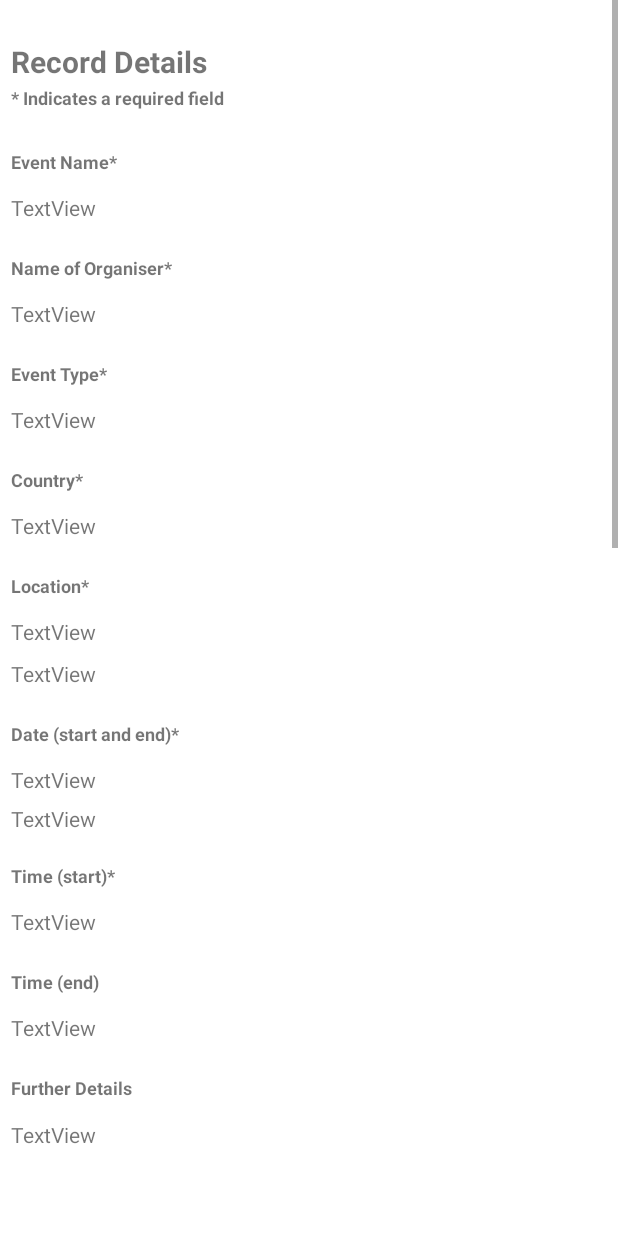
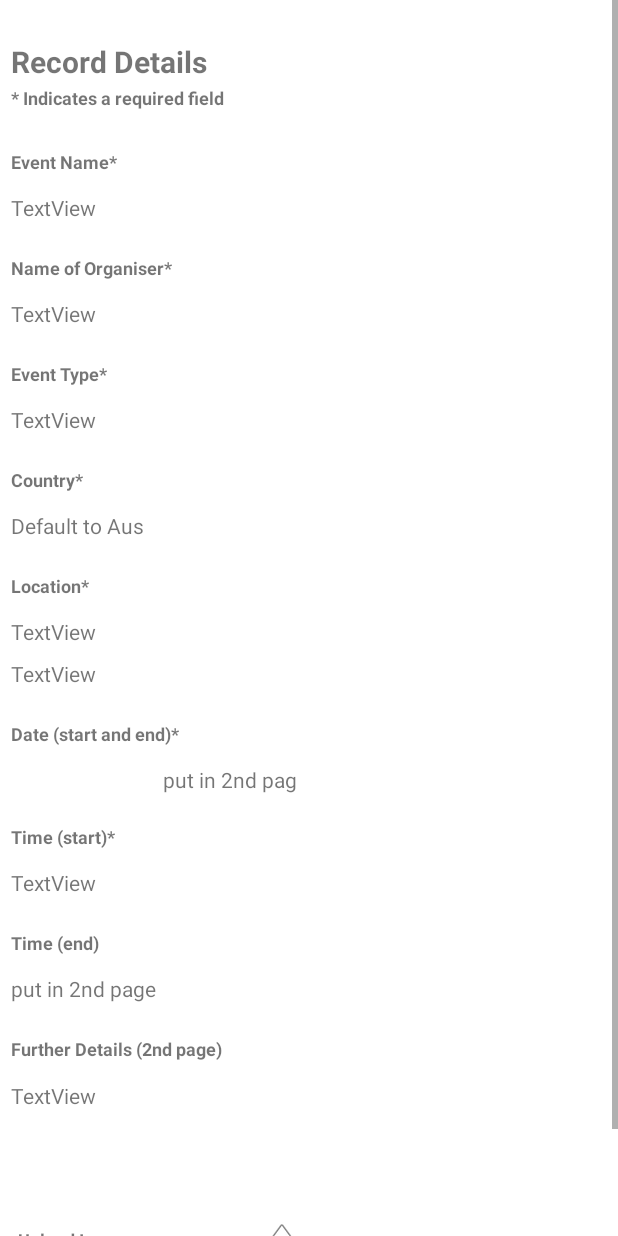
Before and after one commit to Cosmo-Yan/infs3605_group_project, an Android app: the layout form.xml on its own in the app's theme, with its tools: preview values and no code run, on a phone screen of 412 x 824 dp. Run offline under Robolectric (Android 15) with nearby library versions, the light colour scheme and no system bars.

Commit message:
Incomplete:
- Colouring the borders of txtviews
- dropdown boxes
- Changing the text to input text fields
- scrolling (somewhat complete)
- drawer
- Constraints (somewhat complete)
- Compile (done)
- Colouring the app (sort of done)

```diff
--- a/app/src/main/java/com/example/infs3605_group_project/MainActivity.java
+++ b/app/src/main/java/com/example/infs3605_group_project/MainActivity.java
@@ -9,6 +9,6 @@ public class MainActivity extends AppCompatActivity {
     @Override
     protected void onCreate(Bundle savedInstanceState) {
         super.onCreate(savedInstanceState);
-        setContentView(R.layout.activity_main);
+        setContentView(R.layout.form);
     }
 }
--- a/app/src/main/res/layout/form.xml
+++ b/app/src/main/res/layout/form.xml
@@ -8,8 +8,8 @@
     <ScrollView
         android:layout_width="match_parent"
         android:layout_height="match_parent"
-        tools:layout_editor_absoluteX="0dp"
-        tools:layout_editor_absoluteY="214dp">
+        tools:layout_editor_absoluteX="-16dp"
+        tools:layout_editor_absoluteY="0dp">
 
         <LinearLayout
             android:layout_width="match_parent"
@@ -123,7 +123,7 @@
                 android:layout_width="194dp"
                 android:layout_height="28dp"
                 android:layout_marginStart="7dp"
-                android:text="TextView"
+                android:text="Default to Aus"
                 app:layout_constraintEnd_toEndOf="@+id/tvCountry"
                 app:layout_constraintStart_toStartOf="parent"
                 app:layout_constraintTop_toBottomOf="@+id/tvCountry" />
@@ -168,9 +168,20 @@
                 android:layout_marginTop="13dp"
                 android:text="Date (start and end)*"
                 android:textSize="12sp"
-                android:textStyle="bold"
-                app:layout_constraintStart_toStartOf="parent"
-                app:layout_constraintTop_toBottomOf="@+id/tvLocation3" />
+                android:textStyle="bold" />
+
+            <androidx.constraintlayout.widget.ConstraintLayout
+                android:layout_width="match_parent"
+                android:layout_height="match_parent">
+
+                <TextView
+                    android:id="@+id/tvDateEnd"
+                    android:layout_width="94dp"
+                    android:layout_height="26dp"
+                    android:layout_marginStart="7dp"
+                    android:text="put in 2nd pag"
+                    app:layout_constraintStart_toEndOf="@+id/tvDateStart"
+                    app:layout_constraintTop_toTopOf="parent" />
 
                 <TextView
                     android:id="@+id/tvDateStart"
@@ -178,19 +189,10 @@
                     android:layout_height="26dp"
                     android:layout_marginStart="7dp"
                     android:layout_marginEnd="7dp"
-                android:text="TextView"
                     app:layout_constraintEnd_toStartOf="@+id/tvDateEnd"
                     app:layout_constraintStart_toStartOf="parent"
-                app:layout_constraintTop_toBottomOf="@+id/tvDateBoth" />
-
-            <TextView
-                android:id="@+id/tvDateEnd"
-                android:layout_width="94dp"
-                android:layout_height="26dp"
-                android:layout_marginStart="7dp"
-                android:text="TextView"
-                app:layout_constraintStart_toEndOf="@+id/tvDateStart"
-                app:layout_constraintTop_toBottomOf="@+id/tvDateBoth" />
+                    app:layout_constraintTop_toTopOf="parent" />
+            </androidx.constraintlayout.widget.ConstraintLayout>
 
             <TextView
                 android:id="@+id/tvStartTime"
@@ -231,7 +233,7 @@
                 android:layout_width="194dp"
                 android:layout_height="28dp"
                 android:layout_marginStart="7dp"
-                android:text="TextView"
+                android:text="put in 2nd page"
                 app:layout_constraintStart_toStartOf="parent"
                 app:layout_constraintTop_toBottomOf="@+id/tvEndTime" />
 
@@ -241,7 +243,7 @@
                 android:layout_height="30dp"
                 android:layout_marginStart="7dp"
                 android:layout_marginTop="13dp"
-                android:text="Further Details"
+                android:text="Further Details (2nd page)"
                 android:textSize="12sp"
                 android:textStyle="bold"
                 app:layout_constraintStart_toStartOf="parent"
@@ -257,18 +259,9 @@
                 app:layout_constraintStart_toStartOf="parent"
                 app:layout_constraintTop_toBottomOf="@+id/tvFurtherDetails" />
 
-            <TextView
-                android:id="@+id/imgUpload"
-                android:layout_width="195dp"
-                android:layout_height="48dp"
-                android:layout_marginStart="8dp"
-                android:layout_marginTop="13dp"
-                android:text="Upload Image"
-                android:textSize="12sp"
-                android:textStyle="bold"
-                app:layout_constraintEnd_toEndOf="@+id/tvFurtherDetails2"
-                app:layout_constraintStart_toStartOf="parent"
-                app:layout_constraintTop_toBottomOf="@+id/tvFurtherDetails2" />
+            <androidx.constraintlayout.widget.ConstraintLayout
+                android:layout_width="match_parent"
+                android:layout_height="wrap_content">
 
                 <ImageView
                     android:id="@+id/UploadIcon"
@@ -280,29 +273,51 @@
                     app:layout_constraintTop_toTopOf="@+id/imgUpload"
                     app:srcCompat="@android:drawable/ic_menu_upload" />
 
+                <TextView
+                    android:id="@+id/imgUpload"
+                    android:layout_width="0dp"
+                    android:layout_height="wrap_content"
+                    android:layout_marginStart="12dp"
+                    android:layout_marginTop="20dp"
+                    android:layout_marginBottom="20dp"
+                    android:text="Upload Image"
+                    android:textSize="12sp"
+                    android:textStyle="bold"
+                    app:layout_constraintBottom_toBottomOf="parent"
+                    app:layout_constraintStart_toStartOf="parent"
+                    app:layout_constraintTop_toTopOf="parent" />
+
+            </androidx.constraintlayout.widget.ConstraintLayout>
+
+            <androidx.constraintlayout.widget.ConstraintLayout
+                android:layout_width="match_parent"
+                android:layout_height="match_parent">
+
                 <Button
                     android:id="@+id/SaveBttn"
-                android:layout_width="403dp"
-                android:layout_height="52dp"
-                android:layout_marginStart="6dp"
-                android:layout_marginEnd="20dp"
-                android:layout_marginBottom="34dp"
+                    android:layout_width="177dp"
+                    android:layout_height="47dp"
+                    android:layout_marginStart="20dp"
+                    android:layout_marginEnd="10dp"
                     android:text="Save"
                     app:layout_constraintBottom_toBottomOf="parent"
-                app:layout_constraintEnd_toEndOf="parent"
-                app:layout_constraintStart_toStartOf="parent" />
+                    app:layout_constraintEnd_toStartOf="@+id/nextBttn2"
+                    app:layout_constraintStart_toStartOf="parent"
+                    app:layout_constraintTop_toTopOf="parent"
+                    app:layout_constraintVertical_bias="0.0" />
 
                 <Button
-                android:id="@+id/nextBttn"
-                android:layout_width="wrap_content"
-                android:layout_height="wrap_content"
-                android:layout_marginStart="118dp"
-                android:layout_marginTop="806dp"
+                    android:id="@+id/nextBttn2"
+                    android:layout_width="177dp"
+                    android:layout_height="47dp"
+                    android:layout_marginStart="10dp"
                     android:layout_marginEnd="20dp"
                     android:text="Next"
+                    app:layout_constraintBottom_toBottomOf="parent"
                     app:layout_constraintEnd_toEndOf="parent"
-                app:layout_constraintStart_toEndOf="@+id/imgUpload"
-                app:layout_constraintTop_toBottomOf="@+id/topborder" />
+                    app:layout_constraintStart_toEndOf="@+id/SaveBttn"
+                    app:layout_constraintTop_toTopOf="parent" />
+            </androidx.constraintlayout.widget.ConstraintLayout>
 
         </LinearLayout>
 
```
Lines whose indentation alone changed are shown as unchanged.
